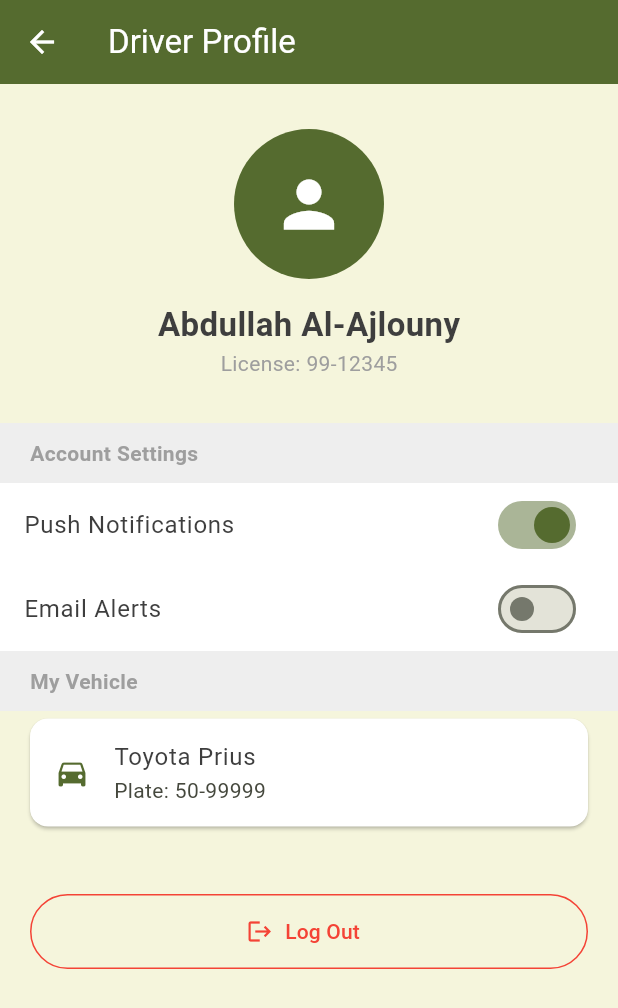
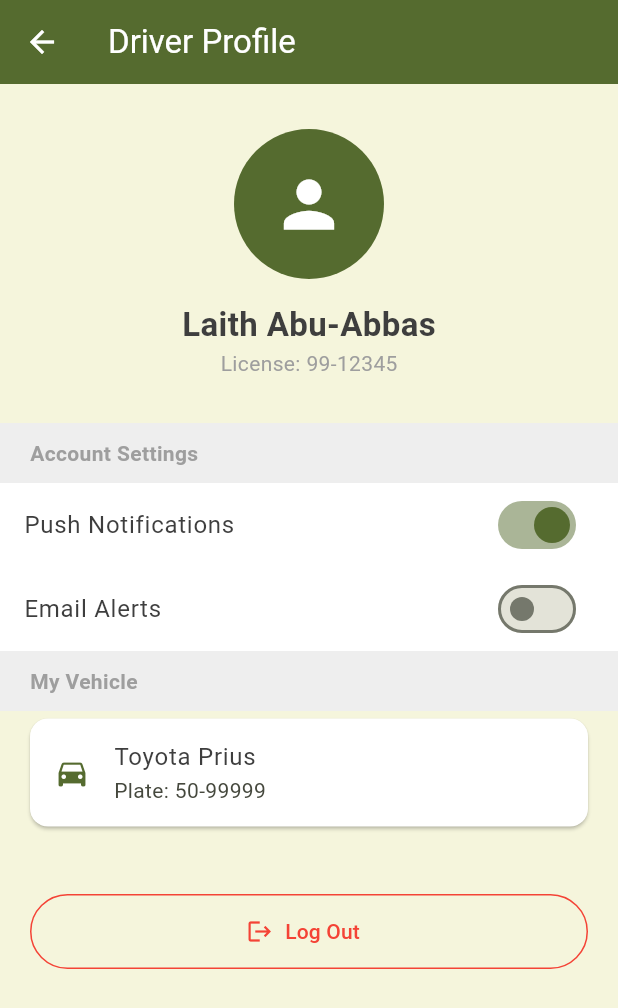
Before and after one commit to Bonnggoo/traffic_violation_app, a Flutter app: the ProfileTab screen opened directly, on a phone screen of 412 x 824 dp. Shown: the top 1008 px of the screen. Run offline on Flutter 3.47's test engine with Material 3 defaults, Android fonts, the phone set to English and light mode, and no system bars; our stand-ins replace cloud_firestore, firebase_core; accounts and stored records are empty.

Commit message:
Updated on PC by Laith

```diff
--- a/lib/main.dart
+++ b/lib/main.dart
@@ -360,7 +360,7 @@
             const SizedBox(height: 30),
             const CircleAvatar(radius: 50, backgroundColor: Color(0xFF556B2F), child: Icon(Icons.person, size: 50, color: Colors.white)),
             const SizedBox(height: 15),
-            const Text("Abdullah Al-Ajlouny", style: TextStyle(fontSize: 22, fontWeight: FontWeight.bold)),
+            const Text("Laith Abu-Abbas", style: TextStyle(fontSize: 22, fontWeight: FontWeight.bold)),
             const Text("License: 99-12345", style: TextStyle(color: Colors.grey)),
             const SizedBox(height: 30),
             _header("Account Settings"),
```
